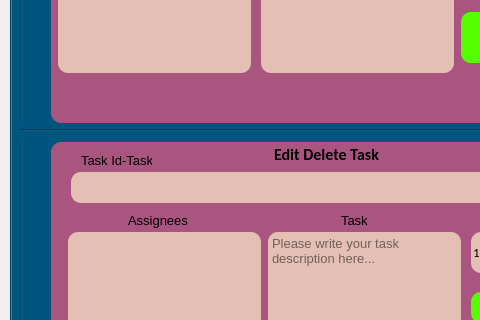
The window that teacher_page.ui (bakisgan/Campus_Pulse_v02) describes before a commit, drawn with Qt 5; both pictures show x 0 to 480 and y 175 to 495 of the 900 by 600 pixel window.
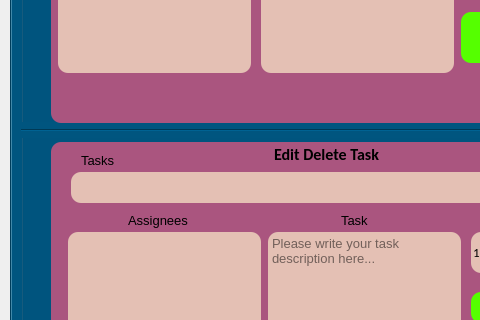
The same window after the commit. The open tabs and pages were chosen to show the change.

Commit message: changes by yusuf

```diff
--- a/teacher_page.ui
+++ b/teacher_page.ui
@@ -2110,7 +2110,7 @@
            <number>0</number>
           </property>
           <property name="text">
-           <string>Task Id-Task </string>
+           <string>Tasks</string>
           </property>
          </widget>
          <widget class="QPushButton" name="pushButton_Edit_Task">
```
Left out of the diff: 2 changed lines with no effect on the pictures. The commit also changes 1 other file.
